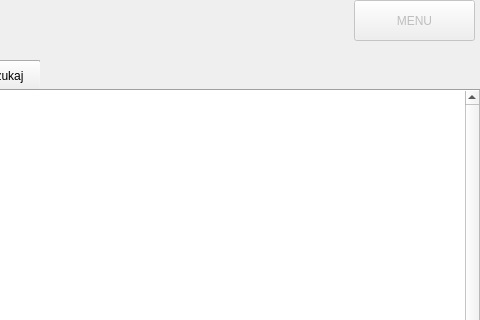
This is Sklepzelektronika/aplikacja_sklepu.ui in kapi2700/Sklepzelektronika as Qt 5 draws it before an edit; both pictures show x 800 to 1280 and y 0 to 320 of the 1280 by 720 pixel window. The edited form follows.
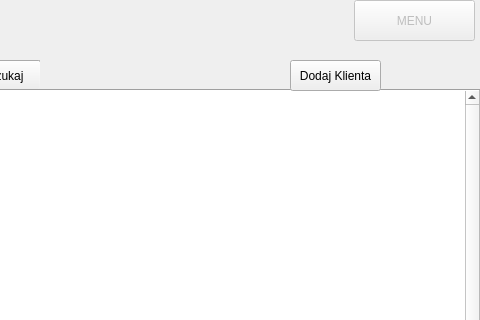
This is the edited form. The open tabs and pages were chosen to show the change.

The edit to the form file:
```diff
--- a/Sklepzelektronika/aplikacja_sklepu.ui
+++ b/Sklepzelektronika/aplikacja_sklepu.ui
@@ -1366,6 +1366,19 @@
        <enum>Qt::Horizontal</enum>
       </property>
      </widget>
+     <widget class="QPushButton" name="dodaj_klienta_btn">
+      <property name="geometry">
+       <rect>
+        <x>1090</x>
+        <y>0</y>
+        <width>91</width>
+        <height>31</height>
+       </rect>
+      </property>
+      <property name="text">
+       <string>Dodaj Klienta</string>
+      </property>
+     </widget>
     </widget>
     <widget class="QWidget" name="pracownicy_page">
      <widget class="Line" name="line_19">
```
Left out of the diff: 13 changed lines with no effect on the pictures.
